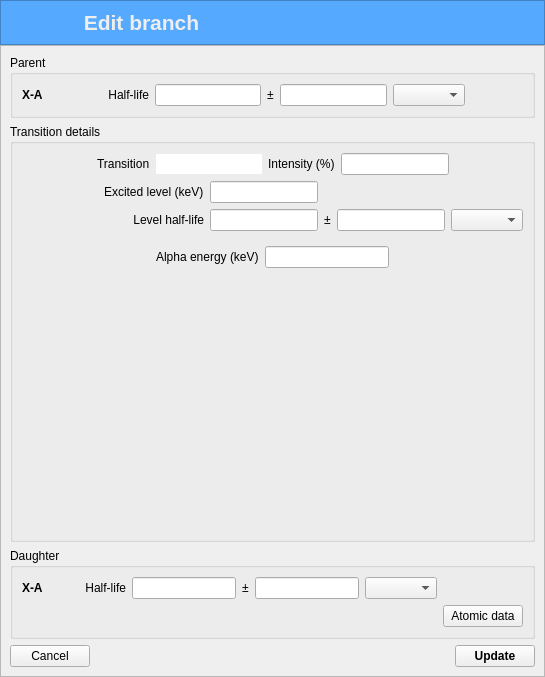
This is UI/DEC/editbranchdialog.ui in ziemastz/DES_v2 as Qt 5 draws it before an edit. The edited form follows.
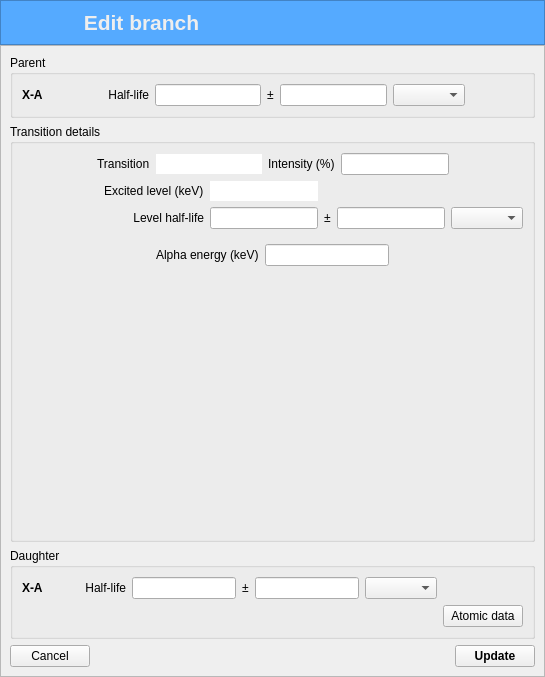
This is the edited form. The open tabs and pages were chosen to show the change. Icons and pictures are not drawn.

The edit to the form file:
```diff
--- a/UI/DEC/editbranchdialog.ui
+++ b/UI/DEC/editbranchdialog.ui
@@ -296,7 +296,14 @@
             </widget>
            </item>
            <item row="0" column="2">
-            <widget class="QLineEdit" name="excited_level_lineEdit"/>
+            <widget class="QLineEdit" name="excited_level_lineEdit">
+             <property name="frame">
+              <bool>false</bool>
+             </property>
+             <property name="readOnly">
+              <bool>true</bool>
+             </property>
+            </widget>
            </item>
           </layout>
          </item>
```
Left out of the diff: 2 changed lines with no effect on the pictures.
